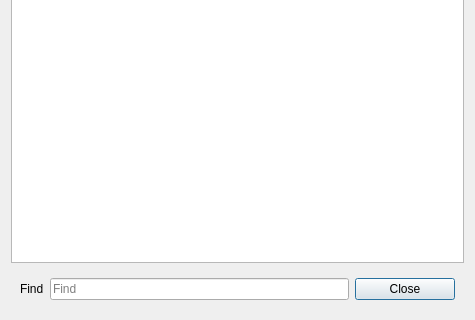
This is UI/glitch-floating-source.ui in textbrowser/glitch as Qt 5 draws it before an edit; both pictures show x 0 to 475 and y 280 to 600 of the 475 by 600 pixel window. The edited form follows.
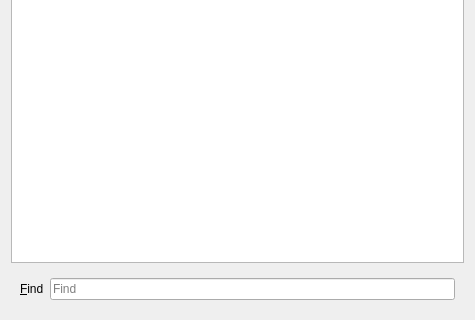
This is the edited form. Icons and pictures are not drawn.

Commit message: Source preview.

The edit to the form file:
```diff
--- a/UI/glitch-floating-source.ui
+++ b/UI/glitch-floating-source.ui
@@ -27,7 +27,10 @@
       <item>
        <widget class="QLabel" name="label">
         <property name="text">
-         <string>Find</string>
+         <string>&amp;Find</string>
+        </property>
+        <property name="buddy">
+         <cstring>find</cstring>
         </property>
        </widget>
       </item>
@@ -41,19 +44,6 @@
         </property>
        </widget>
       </item>
-      <item>
-       <widget class="QPushButton" name="close">
-        <property name="minimumSize">
-         <size>
-          <width>100</width>
-          <height>0</height>
-         </size>
-        </property>
-        <property name="text">
-         <string>Close</string>
-        </property>
-       </widget>
-      </item>
      </layout>
     </widget>
    </item>
```
The commit also changes 5 other files.
